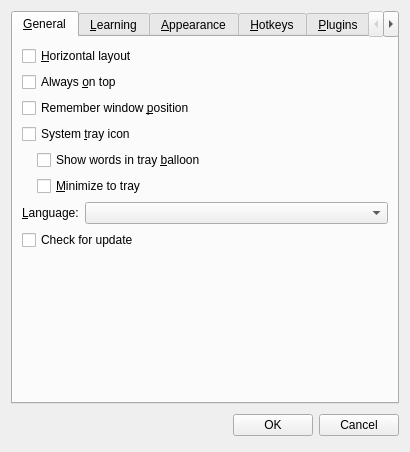
Qt form source/settingsdialog.ui (martin-kudlicka/vocabulary-master) before a commit.
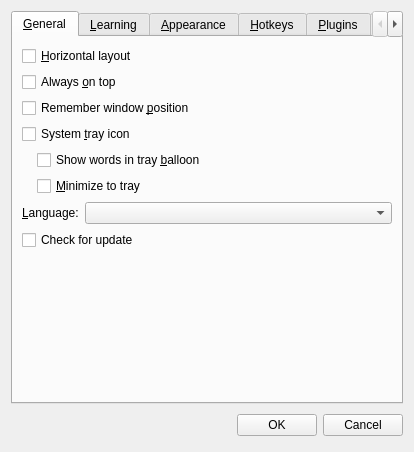
The same form after that commit. Custom widgets are drawn as their Qt base class.

Commit message: * width increased

The edit to the form file:
```diff
--- a/source/settingsdialog.ui
+++ b/source/settingsdialog.ui
@@ -6,7 +6,7 @@
    <rect>
     <x>0</x>
     <y>0</y>
-    <width>410</width>
+    <width>414</width>
     <height>426</height>
    </rect>
   </property>
```
